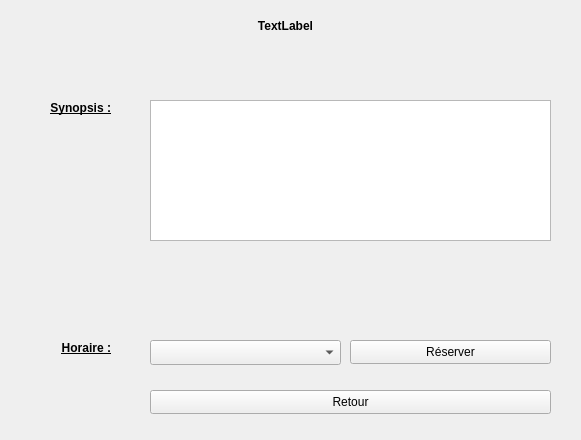
Qt form ui/detailWidget.ui (KaneRoot/ihmsem6a) before a commit.
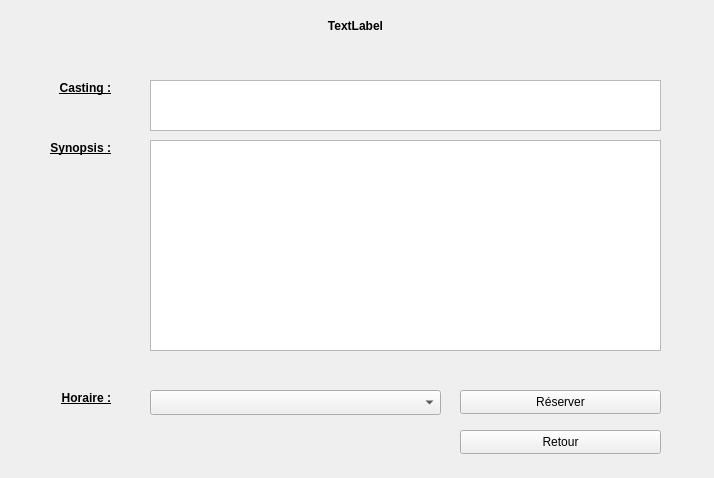
The same form after that commit.

What changed in the file:
```diff
--- a/ui/detailWidget.ui
+++ b/ui/detailWidget.ui
@@ -6,8 +6,8 @@
    <rect>
     <x>0</x>
     <y>0</y>
-    <width>581</width>
-    <height>440</height>
+    <width>714</width>
+    <height>478</height>
    </rect>
   </property>
   <property name="windowTitle">
@@ -16,9 +16,9 @@
   <widget class="QPushButton" name="btn_back">
    <property name="geometry">
     <rect>
-     <x>150</x>
-     <y>390</y>
-     <width>401</width>
+     <x>460</x>
+     <y>430</y>
+     <width>201</width>
      <height>24</height>
     </rect>
    </property>
@@ -30,18 +30,21 @@
    <property name="geometry">
     <rect>
      <x>150</x>
-     <y>100</y>
-     <width>401</width>
-     <height>141</height>
+     <y>140</y>
+     <width>511</width>
+     <height>211</height>
     </rect>
    </property>
+   <property name="readOnly">
+    <bool>true</bool>
+   </property>
   </widget>
   <widget class="QLabel" name="labelTitle">
    <property name="geometry">
     <rect>
      <x>20</x>
      <y>10</y>
-     <width>531</width>
+     <width>671</width>
      <height>31</height>
     </rect>
    </property>
@@ -71,7 +74,7 @@
    <property name="geometry">
     <rect>
      <x>20</x>
-     <y>100</y>
+     <y>140</y>
      <width>91</width>
      <height>16</height>
     </rect>
@@ -94,8 +97,8 @@
    <property name="geometry">
     <rect>
      <x>150</x>
-     <y>340</y>
-     <width>191</width>
+     <y>390</y>
+     <width>291</width>
      <height>25</height>
     </rect>
    </property>
@@ -104,7 +107,7 @@
    <property name="geometry">
     <rect>
      <x>30</x>
-     <y>340</y>
+     <y>390</y>
      <width>81</width>
      <height>16</height>
     </rect>
@@ -126,8 +129,8 @@
   <widget class="QPushButton" name="btnReserver">
    <property name="geometry">
     <rect>
-     <x>350</x>
-     <y>340</y>
+     <x>460</x>
+     <y>390</y>
      <width>201</width>
      <height>24</height>
     </rect>
@@ -136,6 +139,42 @@
     <string>Réserver</string>
    </property>
   </widget>
+  <widget class="QLabel" name="labelCasting">
+   <property name="geometry">
+    <rect>
+     <x>20</x>
+     <y>80</y>
+     <width>91</width>
+     <height>16</height>
+    </rect>
+   </property>
+   <property name="font">
+    <font>
+     <weight>75</weight>
+     <bold>true</bold>
+     <underline>true</underline>
+    </font>
+   </property>
+   <property name="text">
+    <string>Casting :</string>
+   </property>
+   <property name="alignment">
+    <set>Qt::AlignRight|Qt::AlignTrailing|Qt::AlignVCenter</set>
+   </property>
+  </widget>
+  <widget class="QPlainTextEdit" name="plainTextEdit">
+   <property name="geometry">
+    <rect>
+     <x>150</x>
+     <y>80</y>
+     <width>511</width>
+     <height>51</height>
+    </rect>
+   </property>
+   <property name="readOnly">
+    <bool>true</bool>
+   </property>
+  </widget>
  </widget>
  <resources/>
  <connections/>
```
